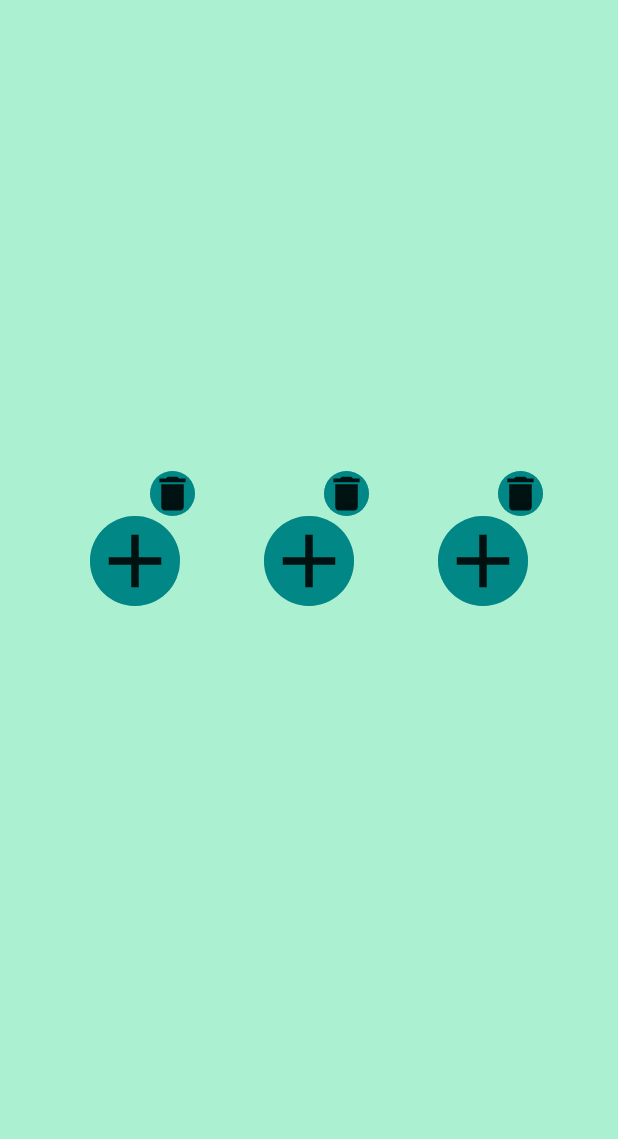
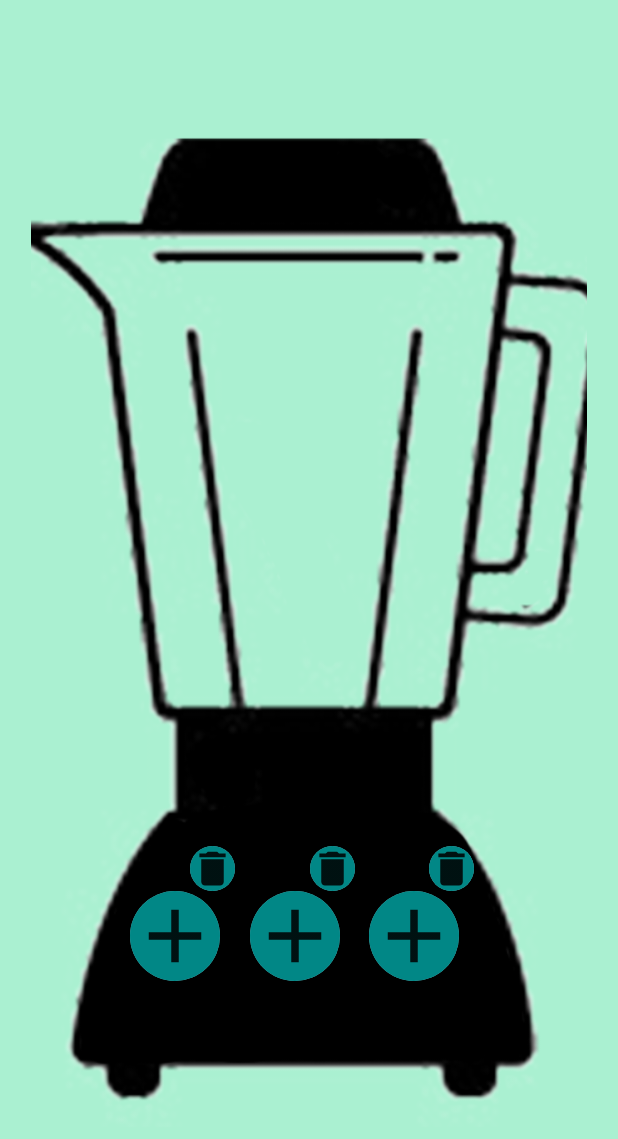
Before and after one commit to michalbialacki/BerryFarmer, an Android app built with Jetpack Compose: the PoffinMachineScreen screen opened through its navigation route, on a phone screen of 412 x 824 dp. Shown: the top 1139 px of the screen. Run offline under Robolectric (Android 15) with nearby library versions, the phone set to English and light mode, and no system bars; our stand-ins replace Dagger/Hilt's generated code, Room's generated code.

Commit message:
13.10.2022 - further UI changes

```diff
--- a/app/src/main/java/com/kkp/berryfarmer/presentation/poffin_machine/components/AddToMixer.kt
+++ b/app/src/main/java/com/kkp/berryfarmer/presentation/poffin_machine/components/AddToMixer.kt
@@ -1,39 +1,55 @@
 package com.kkp.berryfarmer.presentation.poffin_machine.components
 
+import androidx.compose.foundation.Image
 import androidx.compose.foundation.background
 import androidx.compose.foundation.layout.*
 import androidx.compose.runtime.Composable
 import androidx.compose.ui.Alignment
 import androidx.compose.ui.Modifier
 import androidx.compose.ui.graphics.Color
+import androidx.compose.ui.layout.ContentScale
+import androidx.compose.ui.res.painterResource
 import androidx.compose.ui.tooling.preview.Preview
 import androidx.compose.ui.unit.dp
+import com.kkp.berryfarmer.R
 import com.kkp.berryfarmer.domain.model.Berry
 
 @Composable
 fun AddToMixer(
     berryList : List<Berry>
 ) {
+    Box(
+        modifier = Modifier.fillMaxSize(),
+        contentAlignment = Alignment.Center
+    ){
+        Image(
+            painter = painterResource(id = R.drawable.my_blender),
+            contentDescription = "Blender Icon" ,
+            contentScale = ContentScale.Crop,
+            modifier = Modifier.fillMaxSize(0.9f)
+        )
 
         val iconHeight = 60.dp
         Row(
             modifier = Modifier
-            .fillMaxWidth()
+                .fillMaxWidth(0.6f)
                 .height(iconHeight + 40.dp)
-            .offset(y = -50.dp)
+                .offset(y = 200.dp, x = - 10.dp)
                 .padding(
                     top = 2.dp,
                     bottom = 2.dp,
                     start = 4.dp,
                     end = 4.dp
                 ),
-        horizontalArrangement = Arrangement.SpaceEvenly
+            horizontalArrangement = Arrangement.SpaceAround
         ) {
 
             AddBerryIcon(index = 0)
             AddBerryIcon(index = 1)
             AddBerryIcon(index = 2)
         }
+    }
+
 
 }
 
--- a/app/src/main/java/com/kkp/berryfarmer/presentation/start_screen/components/IconSurface.kt
+++ b/app/src/main/java/com/kkp/berryfarmer/presentation/start_screen/components/IconSurface.kt
@@ -1,13 +1,17 @@
 package com.kkp.berryfarmer.presentation.start_screen.components
 
+import androidx.compose.foundation.Image
 import androidx.compose.foundation.background
 import androidx.compose.foundation.layout.*
 import androidx.compose.foundation.shape.RoundedCornerShape
 import androidx.compose.material.MaterialTheme
 import androidx.compose.runtime.Composable
+import androidx.compose.ui.Alignment
 import androidx.compose.ui.Modifier
 import androidx.compose.ui.draw.clip
 import androidx.compose.ui.graphics.Color
+import androidx.compose.ui.layout.ContentScale
+import androidx.compose.ui.res.painterResource
 import androidx.compose.ui.tooling.preview.Preview
 import androidx.compose.ui.unit.dp
 import androidx.navigation.NavController
@@ -24,8 +28,17 @@ fun IconSurface(
             .fillMaxHeight()
             .fillMaxWidth(0.85f)
             .clip(RoundedCornerShape(10.dp))
-            .background(MaterialTheme.colors.primaryVariant)
+            .background(MaterialTheme.colors.primaryVariant),
+        contentAlignment = Alignment.Center
     ){
+        Image(
+            painter = painterResource(id = R.drawable.berrytree),
+            contentDescription = "Berry tree bckg",
+            contentScale = ContentScale.Crop,
+            modifier = Modifier
+                .height(750.dp)
+                .offset(y = -30.dp)
+        )
         Column(
             modifier = Modifier
                 .fillMaxSize()
```
Also changed, not shown: app/src/main/java/com/kkp/berryfarmer/presentation/poffin_machine/components/MainSurface.kt (+6 -2 lines), app/src/main/res/drawable/berrytree.png (added), app/src/main/res/drawable/my_blender.png (added). Lines whose indentation alone changed are shown as unchanged.
